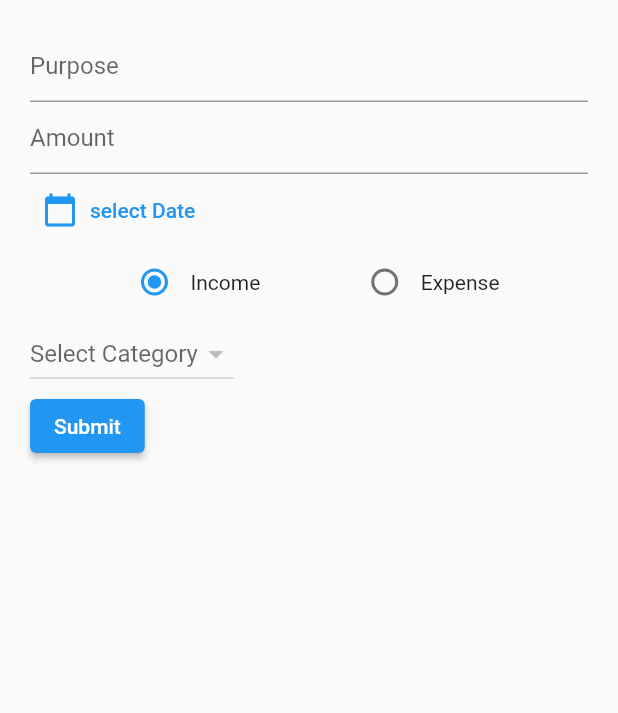
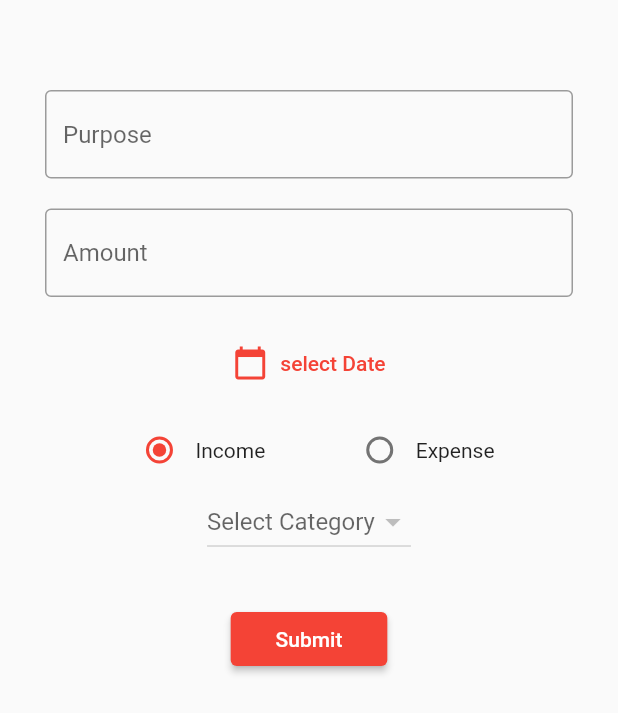
Before and after one commit to Jerald-Joyson/flutter_money_management_app, a Flutter app: the screen it shows after launch, after a tap on the "add" icon, on a phone screen of 412 x 824 dp. Shown: the top 713 px of the screen. Run offline on Flutter 3.47's test engine with Material 2 defaults, Android fonts, the light colour scheme and no system bars; our stand-ins replace flutter_slidable, hive_flutter; accounts and stored records are empty.

Commit message:
main color is changed and edit add transcation screen

```diff
--- a/lib/main.dart
+++ b/lib/main.dart
@@ -36,7 +36,7 @@ class MyApp extends StatelessWidget {
     return MaterialApp(
       title: 'Flutter Demo',
       theme: ThemeData(
-        primarySwatch: Colors.blue,
+        primarySwatch: Colors.red,
       ),
       home: ScreenHome(),
       routes: {
--- a/lib/screens/add_transaction/screen_add_transaction.dart
+++ b/lib/screens/add_transaction/screen_add_transaction.dart
@@ -33,22 +33,38 @@ class _ScreenAddTransactionState extends State<ScreenAddTransaction> {
     return Scaffold(
       body: SafeArea(
         child: Padding(
-          padding: const EdgeInsets.all(20.0),
+          padding: const EdgeInsets.all(30.0),
           child: Column(
-            crossAxisAlignment: CrossAxisAlignment.start,
+            crossAxisAlignment: CrossAxisAlignment.center,
             children: [
+              const SizedBox(
+                height: 30,
+              ),
               //purpose
               TextFormField(
                 controller: _purposeTextEditingController,
                 keyboardType: TextInputType.text,
-                decoration: InputDecoration(hintText: 'Purpose'),
+                decoration: InputDecoration(
+                  hintText: 'Purpose',
+                  border: OutlineInputBorder(),
+                ),
+              ),
+              const SizedBox(
+                height: 20,
               ),
               //amount
               TextFormField(
                 controller: _amountTextEditingController,
                 keyboardType: TextInputType.number,
-                decoration: InputDecoration(hintText: 'Amount'),
+                decoration: InputDecoration(
+                  hintText: 'Amount',
+                  border: OutlineInputBorder(),
+                ),
               ),
+              const SizedBox(
+                height: 20,
+              ),
+
               //calender
 
               TextButton.icon(
@@ -75,7 +91,9 @@ class _ScreenAddTransactionState extends State<ScreenAddTransaction> {
                     ? 'select Date'
                     : _selectedDate!.toString()),
               ),
-
+              const SizedBox(
+                height: 10,
+              ),
               Row(
                 mainAxisAlignment: MainAxisAlignment.spaceEvenly,
                 children: [
@@ -111,6 +129,7 @@ class _ScreenAddTransactionState extends State<ScreenAddTransaction> {
                   ),
                 ],
               ),
+
               //category type
               DropdownButton<String>(
                 hint: Text('Select Category'),
@@ -135,12 +154,15 @@ class _ScreenAddTransactionState extends State<ScreenAddTransaction> {
                   });
                 },
               ),
+              const SizedBox(
+                height: 30,
+              ),
               //Submit
               ElevatedButton(
                 onPressed: () {
                   addTransaction();
                 },
-                child: Text('Submit'),
+                child: Text('    Submit    '),
               ),
             ],
           ),
```
